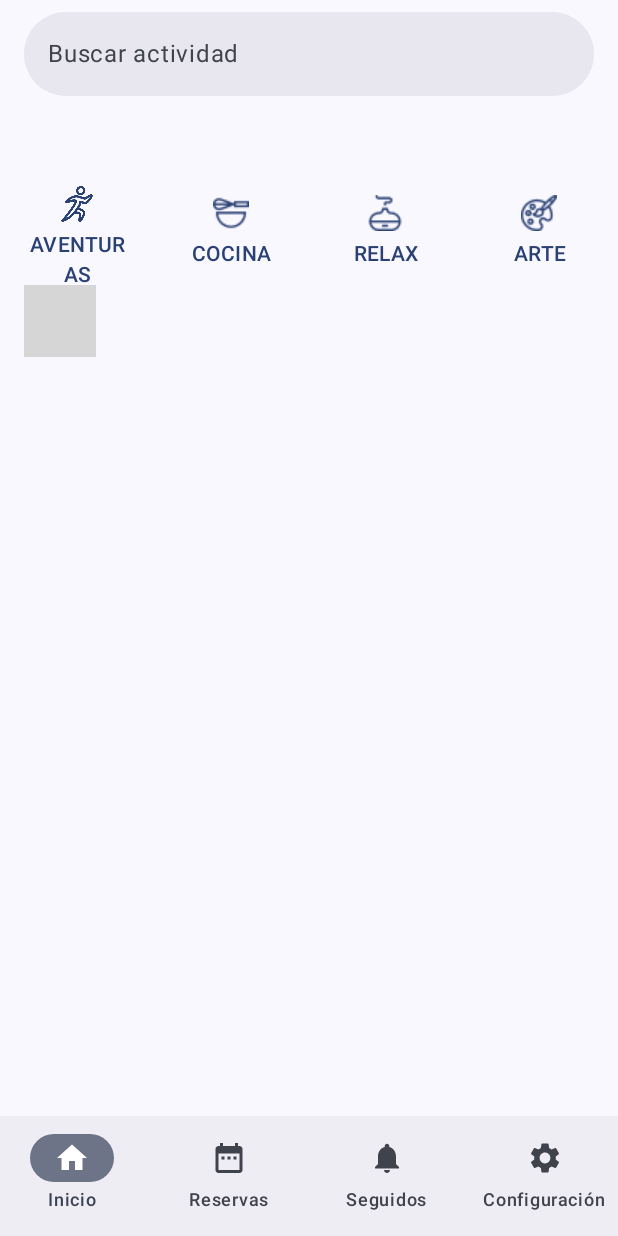
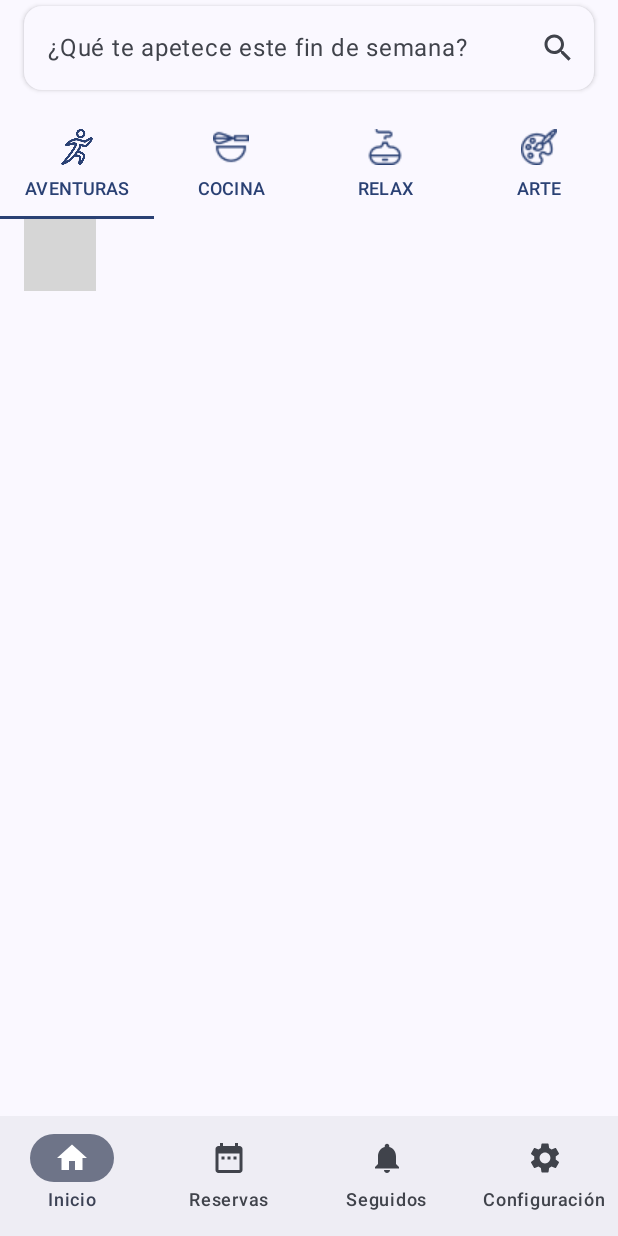
Before and after one commit to Xcaon/App_Ocio_Android, an Android app built with Jetpack Compose: the screen it shows after launch once a user with an empty profile is signed in (HomeView), on a phone screen of 412 x 824 dp. Run offline under Robolectric (Android 15) with nearby library versions, the phone set to English and light mode, and no system bars; our stand-ins replace Dagger/Hilt's generated code, Firebase (no records; nobody signed in at launch, a user with empty details on screens opened directly); Roboto replaces fonts that are not available here; 1 statement that could not run was skipped; grey boxes are pictures that could not be loaded.

Commit message:
Shimmers Cards, mejora del buscador (SearchBar) aplicaba paddings por material3 y correciones del themes.kt

```diff
--- a/app/build.gradle.kts
+++ b/app/build.gradle.kts
@@ -45,6 +45,8 @@ android {
 }
 
 dependencies {
+
+    // PlaceHolder Material
 
 
     // Coil
--- a/app/src/main/java/com/example/vivemurcia/ui/theme/Color.kt
+++ b/app/src/main/java/com/example/vivemurcia/ui/theme/Color.kt
@@ -2,9 +2,6 @@ package com.example.vivemurcia.ui.theme
 
 import androidx.compose.ui.graphics.Color
 
-val Purple80 = Color(0xFFD0BCFF)
-val PurpleGrey80 = Color(0xFFCCC2DC)
-val Pink80 = Color(0xFFEFB8C8)
 
 
 val colorPrimario = Color(0xFFFF7F50)
--- a/app/src/main/java/com/example/vivemurcia/viewsUser/MenuConfig/ComposableConfigView.kt
+++ b/app/src/main/java/com/example/vivemurcia/viewsUser/MenuConfig/ComposableConfigView.kt
@@ -43,9 +43,6 @@ fun Inicio() {
         }
 
     }
-
-
-
 }
 
 
--- a/app/src/main/java/com/example/vivemurcia/viewsUser/MenuHome/ComposableHomeView.kt
+++ b/app/src/main/java/com/example/vivemurcia/viewsUser/MenuHome/ComposableHomeView.kt
@@ -2,18 +2,30 @@ package com.example.vivemurcia.views.home
 
 import androidx.compose.material3.Tab
 import androidx.compose.foundation.background
+import androidx.compose.foundation.clickable
+import androidx.compose.foundation.interaction.MutableInteractionSource
+import androidx.compose.foundation.interaction.collectIsFocusedAsState
 import androidx.compose.foundation.layout.Column
 import androidx.compose.foundation.layout.Row
 import androidx.compose.foundation.layout.fillMaxSize
 import androidx.compose.foundation.layout.fillMaxWidth
 import androidx.compose.foundation.layout.height
+import androidx.compose.foundation.layout.offset
 import androidx.compose.foundation.layout.padding
 import androidx.compose.foundation.layout.size
+import androidx.compose.foundation.shape.RoundedCornerShape
+import androidx.compose.foundation.text.KeyboardActions
+import androidx.compose.material.icons.Icons
+import androidx.compose.material.icons.filled.Search
 import androidx.compose.material3.ExperimentalMaterial3Api
 import androidx.compose.material3.Icon
+import androidx.compose.material3.IconButton
+import androidx.compose.material3.MaterialTheme
 import androidx.compose.material3.SearchBar
 import androidx.compose.material3.TabRow
 import androidx.compose.material3.Text
+import androidx.compose.material3.TextField
+import androidx.compose.material3.TextFieldDefaults
 import androidx.compose.runtime.Composable
 import androidx.compose.runtime.getValue
 import androidx.compose.runtime.mutableIntStateOf
@@ -21,14 +33,19 @@ import androidx.compose.runtime.mutableStateOf
 import androidx.compose.runtime.remember
 import androidx.compose.runtime.setValue
 import androidx.compose.ui.Modifier
+import androidx.compose.ui.draw.shadow
+import androidx.compose.ui.focus.FocusManager
 import androidx.compose.ui.graphics.Color
+import androidx.compose.ui.platform.LocalFocusManager
 import androidx.compose.ui.res.painterResource
 import androidx.compose.ui.unit.dp
+import androidx.compose.ui.unit.sp
 import androidx.hilt.navigation.compose.hiltViewModel
 import androidx.navigation.NavController
 import com.example.vivemurcia.R
 import com.example.vivemurcia.model.dataClass.TabItem
 import com.example.vivemurcia.model.enums.EnumCategories
+import com.example.vivemurcia.ui.theme.colorNegroProyecto
 import com.example.vivemurcia.ui.theme.fondoPantalla
 import com.example.vivemurcia.viewsUser.MenuHome.tabArte.ListadoArte
 import com.example.vivemurcia.viewsUser.MenuHome.tabAventuras.ListadoAventuras
@@ -37,36 +54,38 @@ import com.example.vivemurcia.viewsUser.MenuHome.tabRelax.ListadoRelax
 
 
 @Composable
-fun InicioHome(navController : NavController) {
+fun InicioHome(navController: NavController) {
     var selectedTabIndex: Int by remember { mutableIntStateOf(0) }
-
+    val focusManager = LocalFocusManager.current
     Column(
         Modifier
-            .fillMaxSize()
+            .fillMaxSize().clickable {
+                focusManager.clearFocus()
+            }
     ) {
-        Column(
-            modifier = Modifier
-                .height(120.dp)
-        )
-        {
+        // Barra de busqueda
+        Row() {
+
             FiltroActividades()
         }
+        // Barra de categorias
         Row(
             modifier = Modifier
                 .fillMaxWidth()
                 .height(70.dp)
         ) {
             // Empieza en 0 porque es el primer tab
-            CategoriasTab(selectedTabIndex) { updateSelectedTab ->
+            CategoriasTab(focusManager,selectedTabIndex) { updateSelectedTab ->
                 selectedTabIndex = updateSelectedTab
             }
         }
-        Listado(selectedTabIndex,navController)
+        // Listado de Actividades
+        Listado(selectedTabIndex, navController)
     }
 }
 
 @Composable
-fun CategoriasTab(selectedTabIndexActual: Int, selectedTabIndexUpdate: (Int) -> Unit) {
+fun CategoriasTab(focusManager: FocusManager,selectedTabIndexActual: Int, selectedTabIndexUpdate: (Int) -> Unit) {
 
     val tabs = listOf(
         TabItem(EnumCategories.AVENTURAS.nombre, R.drawable.atle),
@@ -76,9 +95,10 @@ fun CategoriasTab(selectedTabIndexActual: Int, selectedTabIndexUpdate: (Int) ->
     )
 
     Column {
-        TabRow(selectedTabIndex = selectedTabIndexActual) {
+        TabRow(modifier = Modifier.clickable{focusManager.clearFocus()},selectedTabIndex = selectedTabIndexActual) {
             tabs.forEachIndexed { index, title ->
-                Tab(text = { Text(tabs[index].title) },
+                Tab(
+                    text = { Text(fontSize = 12.sp, text = tabs[index].title) },
                     selected = selectedTabIndexActual == index, // Marcar como seleccionado
                     onClick = { selectedTabIndexUpdate(index) },
                     icon = {
@@ -117,21 +137,48 @@ fun Listado(selectedTabIndex: Int, navController: NavController) {
 fun FiltroActividades() {
 
     val homeViewModel: HomeViewModel = hiltViewModel<HomeViewModel>()
+    var searchText by remember { mutableStateOf("") }
 
-    var searchText by remember { mutableStateOf("") }
-    var isSearching by remember { mutableStateOf(false) }
+    val interactionSource = remember { MutableInteractionSource() }
+    val isFocused by interactionSource.collectIsFocusedAsState()
 
-    // Investigar el espaciado que deja en la interfaz TODO()
-        SearchBar(
-            query = searchText,
-            onQueryChange = { searchText = it },
-            onSearch = {
-                homeViewModel.filterActividades(it)
-            },
-            active = isSearching,
-            onActiveChange = {},
-            content = {},
-            modifier = Modifier.fillMaxWidth().padding(horizontal = 16.dp),
-            placeholder = { Text("Buscar actividad") }
-        )
+    TextField(
+        value = searchText,
+        onValueChange = { searchText = it },
+        modifier = Modifier
+            .fillMaxWidth()
+            .padding(start = 16.dp, end = 16.dp, top = 4.dp, bottom = 16.dp)
+            .shadow(
+                elevation = 2.dp,
+                shape = RoundedCornerShape(12.dp),
+                clip = false,
+                ambientColor = colorNegroProyecto
+            ),
+        placeholder = {
+            if (!isFocused && searchText.isEmpty()) {
+                Text("¿Qué te apetece este fin de semana?")
+            }
+        },
+        singleLine = true,
+        shape = RoundedCornerShape(12.dp),
+        trailingIcon = {
+            IconButton(onClick = { homeViewModel.filterActividades(searchText) }) {
+                Icon(
+                    imageVector = Icons.Default.Search,
+                    contentDescription = "Buscar"
+                )
+            }
+        },
+        colors = TextFieldDefaults.textFieldColors(
+            containerColor = MaterialTheme.colorScheme.surface,
+            focusedIndicatorColor = Color.Transparent,
+            unfocusedIndicatorColor = Color.Transparent
+        ),
+        keyboardActions = KeyboardActions(
+            onDone = {
+                homeViewModel.filterActividades(searchText)
+            }
+        ),
+        interactionSource =  interactionSource
+    )
 }
--- a/app/src/main/java/com/example/vivemurcia/viewsUser/MenuHome/tabArte/listado.kt
+++ b/app/src/main/java/com/example/vivemurcia/viewsUser/MenuHome/tabArte/listado.kt
@@ -1,12 +1,14 @@
 package com.example.vivemurcia.viewsUser.MenuHome.tabArte
 
 import android.util.Log
+import androidx.compose.foundation.layout.Arrangement
 import androidx.compose.foundation.lazy.grid.GridCells
 import androidx.compose.foundation.lazy.grid.LazyVerticalGrid
 import androidx.compose.foundation.lazy.grid.items
 import androidx.compose.runtime.Composable
 import androidx.compose.runtime.collectAsState
 import androidx.compose.runtime.getValue
+import androidx.compose.ui.unit.dp
 import androidx.hilt.navigation.compose.hiltViewModel
 import androidx.navigation.NavController
 import com.example.vivemurcia.model.clases.Actividad
@@ -30,7 +32,7 @@ fun ListadoArte(navController: NavController?) {
     if (actividades.isEmpty()) {
         CircularProgressIndicatorLoader()
     } else {
-        LazyVerticalGrid(columns = GridCells.Fixed(2), content = {
+        LazyVerticalGrid(columns = GridCells.Fixed(2), verticalArrangement = Arrangement.spacedBy(16.dp), content = {
             items(actividades) {
                 ActividadCard(it) {
                     viewModelDetalle.inicialNavController(navController!!)
--- a/app/src/main/java/com/example/vivemurcia/viewsUser/MenuHome/tabAventuras/listado.kt
+++ b/app/src/main/java/com/example/vivemurcia/viewsUser/MenuHome/tabAventuras/listado.kt
@@ -1,12 +1,14 @@
 package com.example.vivemurcia.viewsUser.MenuHome.tabAventuras
 
 import android.util.Log
+import androidx.compose.foundation.layout.Arrangement
 import androidx.compose.foundation.lazy.grid.GridCells
 import androidx.compose.foundation.lazy.grid.LazyVerticalGrid
 import androidx.compose.foundation.lazy.grid.items
 import androidx.compose.runtime.Composable
 import androidx.compose.runtime.collectAsState
 import androidx.compose.runtime.getValue
+import androidx.compose.ui.unit.dp
 import androidx.hilt.navigation.compose.hiltViewModel
 import androidx.navigation.NavController
 import com.example.vivemurcia.model.clases.Actividad
@@ -30,7 +32,7 @@ fun ListadoAventuras(navController: NavController) {
     if (actividades.isEmpty()) {
         CircularProgressIndicatorLoader()
     } else {
-        LazyVerticalGrid(columns = GridCells.Fixed(2), content = {
+        LazyVerticalGrid(columns = GridCells.Fixed(2), verticalArrangement = Arrangement.spacedBy(16.dp), content = {
             items(actividades) {
                 ActividadCard(it) {
                     viewModelDetalle.inicialNavController(navController)
--- a/app/src/main/java/com/example/vivemurcia/viewsUser/MenuHome/tabCocina/listado.kt
+++ b/app/src/main/java/com/example/vivemurcia/viewsUser/MenuHome/tabCocina/listado.kt
@@ -1,12 +1,14 @@
 package com.example.vivemurcia.viewsUser.MenuHome.tabCocina
 
 import android.util.Log
+import androidx.compose.foundation.layout.Arrangement
 import androidx.compose.foundation.lazy.grid.GridCells
 import androidx.compose.foundation.lazy.grid.LazyVerticalGrid
 import androidx.compose.foundation.lazy.grid.items
 import androidx.compose.runtime.Composable
 import androidx.compose.runtime.collectAsState
 import androidx.compose.runtime.getValue
+import androidx.compose.ui.unit.dp
 import androidx.hilt.navigation.compose.hiltViewModel
 import androidx.navigation.NavController
 import com.example.vivemurcia.model.clases.Actividad
@@ -28,7 +30,7 @@ fun ListadoCocina(navController: NavController?) {
     if (actividades.isEmpty()) {
         CircularProgressIndicatorLoader()
     } else {
-        LazyVerticalGrid(columns = GridCells.Fixed(2), content = {
+        LazyVerticalGrid(columns = GridCells.Fixed(2), verticalArrangement = Arrangement.spacedBy(16.dp), content = {
             items(actividades) {
                 ActividadCard(it) {
                     viewModelDetalle.inicialNavController(navController!!)
--- a/app/src/main/java/com/example/vivemurcia/viewsUser/MenuHome/tabRelax/listado.kt
+++ b/app/src/main/java/com/example/vivemurcia/viewsUser/MenuHome/tabRelax/listado.kt
@@ -1,12 +1,15 @@
 package com.example.vivemurcia.viewsUser.MenuHome.tabRelax
 
 import android.util.Log
+import androidx.compose.foundation.layout.Arrangement
 import androidx.compose.foundation.lazy.grid.GridCells
 import androidx.compose.foundation.lazy.grid.LazyVerticalGrid
 import androidx.compose.foundation.lazy.grid.items
 import androidx.compose.runtime.Composable
 import androidx.compose.runtime.collectAsState
 import androidx.compose.runtime.getValue
+import androidx.compose.ui.Modifier
+import androidx.compose.ui.unit.dp
 import androidx.hilt.navigation.compose.hiltViewModel
 import androidx.navigation.NavController
 import com.example.vivemurcia.model.clases.Actividad
@@ -30,7 +33,7 @@ fun ListadoRelax(navController: NavController?) {
     if (actividades.isEmpty()) {
         CircularProgressIndicatorLoader()
     } else {
-        LazyVerticalGrid(columns = GridCells.Fixed(2), content = {
+        LazyVerticalGrid(columns = GridCells.Fixed(2), verticalArrangement = Arrangement.spacedBy(16.dp), content = {
             items(actividades) {
                 ActividadCard(it) {
                     viewModelDetalle.inicialNavController(navController!!)
--- a/app/src/main/java/com/example/vivemurcia/viewsUser/actividadInfo/InfoView.kt
+++ b/app/src/main/java/com/example/vivemurcia/viewsUser/actividadInfo/InfoView.kt
@@ -5,9 +5,9 @@ import android.os.Bundle
 import androidx.activity.ComponentActivity
 import androidx.activity.compose.setContent
 import androidx.activity.enableEdgeToEdge
+import com.example.vivemurcia.ui.theme.VivemurciaTheme
 import com.example.vivemurcia.views.home.HomeView
 import com.example.vivemurcia.views.info.Textoinicial
-import com.example.vivemurcia.views.info.ui.theme.VivemurciaTheme
 
 class InfoView : ComponentActivity() {
     override fun onCreate(savedInstanceState: Bundle?) {
--- a/app/src/main/java/com/example/vivemurcia/viewsUser/actividadInfo/ui/theme/Color.kt
+++ /dev/null
@@ -1,11 +0,0 @@
-package com.example.vivemurcia.views.info.ui.theme
-
-import androidx.compose.ui.graphics.Color
-
-val Purple80 = Color(0xFFD0BCFF)
-val PurpleGrey80 = Color(0xFFCCC2DC)
-val Pink80 = Color(0xFFEFB8C8)
-
-val Purple40 = Color(0xFF6650a4)
-val PurpleGrey40 = Color(0xFF625b71)
-val Pink40 = Color(0xFF7D5260)
--- a/app/src/main/java/com/example/vivemurcia/viewsUser/actividadInfo/ui/theme/Theme.kt
+++ /dev/null
@@ -1,58 +0,0 @@
-package com.example.vivemurcia.views.info.ui.theme
-
-import android.app.Activity
-import android.os.Build
-import androidx.compose.foundation.isSystemInDarkTheme
-import androidx.compose.material3.MaterialTheme
-import androidx.compose.material3.darkColorScheme
-import androidx.compose.material3.dynamicDarkColorScheme
-import androidx.compose.material3.dynamicLightColorScheme
-import androidx.compose.material3.lightColorScheme
-import androidx.compose.runtime.Composable
-import androidx.compose.ui.platform.LocalContext
-
-private val DarkColorScheme = darkColorScheme(
-    primary = Purple80,
-    secondary = PurpleGrey80,
-    tertiary = Pink80
-)
-
-private val LightColorScheme = lightColorScheme(
-    primary = Purple40,
-    secondary = PurpleGrey40,
-    tertiary = Pink40
-
-    /* Other default colors to override
-    background = Color(0xFFFFFBFE),
-    surface = Color(0xFFFFFBFE),
-    onPrimary = Color.White,
-    onSecondary = Color.White,
-    onTertiary = Color.White,
-    onBackground = Color(0xFF1C1B1F),
-    onSurface = Color(0xFF1C1B1F),
-    */
-)
-
-@Composable
-fun VivemurciaTheme(
-    darkTheme: Boolean = isSystemInDarkTheme(),
-    // Dynamic color is available on Android 12+
-    dynamicColor: Boolean = true,
-    content: @Composable () -> Unit
-) {
-    val colorScheme = when {
-        dynamicColor && Build.VERSION.SDK_INT >= Build.VERSION_CODES.S -> {
-            val context = LocalContext.current
-            if (darkTheme) dynamicDarkColorScheme(context) else dynamicLightColorScheme(context)
-        }
-
-        darkTheme -> DarkColorScheme
-        else -> LightColorScheme
-    }
-
-    MaterialTheme(
-        colorScheme = colorScheme,
-        typography = Typography,
-        content = content
-    )
-}
--- a/app/src/main/java/com/example/vivemurcia/viewsUser/actividadInfo/ui/theme/Type.kt
+++ /dev/null
@@ -1,34 +0,0 @@
-package com.example.vivemurcia.views.info.ui.theme
-
-import androidx.compose.material3.Typography
-import androidx.compose.ui.text.TextStyle
-import androidx.compose.ui.text.font.FontFamily
-import androidx.compose.ui.text.font.FontWeight
-import androidx.compose.ui.unit.sp
-
-// Set of Material typography styles to start with
-val Typography = Typography(
-    bodyLarge = TextStyle(
-        fontFamily = FontFamily.Default,
-        fontWeight = FontWeight.Normal,
-        fontSize = 16.sp,
-        lineHeight = 24.sp,
-        letterSpacing = 0.5.sp
-    )
-    /* Other default text styles to override
-    titleLarge = TextStyle(
-        fontFamily = FontFamily.Default,
-        fontWeight = FontWeight.Normal,
-        fontSize = 22.sp,
-        lineHeight = 28.sp,
-        letterSpacing = 0.sp
-    ),
-    labelSmall = TextStyle(
-        fontFamily = FontFamily.Default,
-        fontWeight = FontWeight.Medium,
-        fontSize = 11.sp,
-        lineHeight = 16.sp,
-        letterSpacing = 0.5.sp
-    )
-    */
-)
--- a/app/src/main/java/com/example/vivemurcia/viewsUser/actividadLogin/LoginView.kt
+++ b/app/src/main/java/com/example/vivemurcia/viewsUser/actividadLogin/LoginView.kt
@@ -63,7 +63,7 @@ class LoginView : ComponentActivity() {
             overridePendingTransition(android.R.anim.fade_out, android.R.anim.fade_in)
         } else {
             setContent {
-                VivemurciaTheme {
+                VivemurciaTheme(darkTheme = false) {
                     InitLogin {
                         signIn()
                     }
--- a/app/src/main/java/com/example/vivemurcia/viewsUser/bottomBarNavigation/MenuInferiorUser.kt
+++ b/app/src/main/java/com/example/vivemurcia/viewsUser/bottomBarNavigation/MenuInferiorUser.kt
@@ -18,6 +18,7 @@ import androidx.compose.runtime.mutableIntStateOf
 import androidx.compose.runtime.remember
 import androidx.compose.runtime.setValue
 import androidx.compose.ui.platform.LocalContext
+import androidx.compose.ui.unit.sp
 import androidx.navigation.NavHostController
 
 // Este fichero define el diseño del menu inferior
@@ -41,7 +42,7 @@ fun MyBottomNavigation(navController: NavHostController) {
                     restoreState = true
                 }
             },
-            label = { Text(text = "Inicio") },
+            label = { Text(fontSize = 12.sp,text = "Inicio") },
             icon = {
                 Icon(
                     imageVector = Icons.Default.Home,
@@ -62,7 +63,7 @@ fun MyBottomNavigation(navController: NavHostController) {
                     restoreState = true
                 }
             },
-            label = { Text(text = "Reservas") },
+            label = { Text(fontSize = 12.sp,text = "Reservas") },
             icon = {
                 Icon(
                     imageVector = Icons.Default.DateRange,
@@ -83,7 +84,7 @@ fun MyBottomNavigation(navController: NavHostController) {
                     restoreState = true
                 }
             },
-            label = { Text(text = "Seguidos") },
+            label = { Text(fontSize = 12.sp,text = "Seguidos") },
             icon = {
                 Icon(
                     imageVector = Icons.Default.Notifications,
@@ -104,7 +105,7 @@ fun MyBottomNavigation(navController: NavHostController) {
                     restoreState = true
                 }
             },
-            label = { Text(text = "Configuración") },
+            label = { Text(fontSize = 12.sp, text = "Configuración") },
             icon = {
                 Icon(
                     imageVector = Icons.Default.Settings,
--- a/app/src/main/java/com/example/vivemurcia/viewsUser/bottomBarNavigation/navController.kt
+++ b/app/src/main/java/com/example/vivemurcia/viewsUser/bottomBarNavigation/navController.kt
@@ -10,6 +10,8 @@ import androidx.compose.material3.Text
 import androidx.compose.runtime.Composable
 import androidx.compose.ui.Modifier
 import androidx.compose.ui.graphics.Color
+import androidx.compose.ui.platform.LocalFocusManager
+import androidx.compose.ui.unit.dp
 import androidx.hilt.navigation.compose.hiltViewModel
 import androidx.navigation.NavType
 import androidx.navigation.compose.NavHost
@@ -38,6 +40,7 @@ fun MyApp() {
 
             // Dentro de cada ruta se pone el contenido que va a enseñar
             composable(Rutas.INICIO.nombreRuta) {
+                val focusManager = LocalFocusManager.current
                 InicioHome(navController)
             }
 
--- a/gradle/libs.versions.toml
+++ b/gradle/libs.versions.toml
@@ -1,5 +1,5 @@
 [versions]
-agp = "8.8.2"
+agp = "8.9.1"
 firebaseBom = "33.6.0"
 hiltAndroid = "2.45"
 kotlin = "2.0.0"
```
Also changed, not shown: app/src/main/java/com/example/vivemurcia/ui/theme/Theme.kt (+5 -4 lines), app/src/main/java/com/example/vivemurcia/viewsUser/MenuHome/HomeView.kt (+84 -28 lines), gradle/wrapper/gradle-wrapper.properties.
